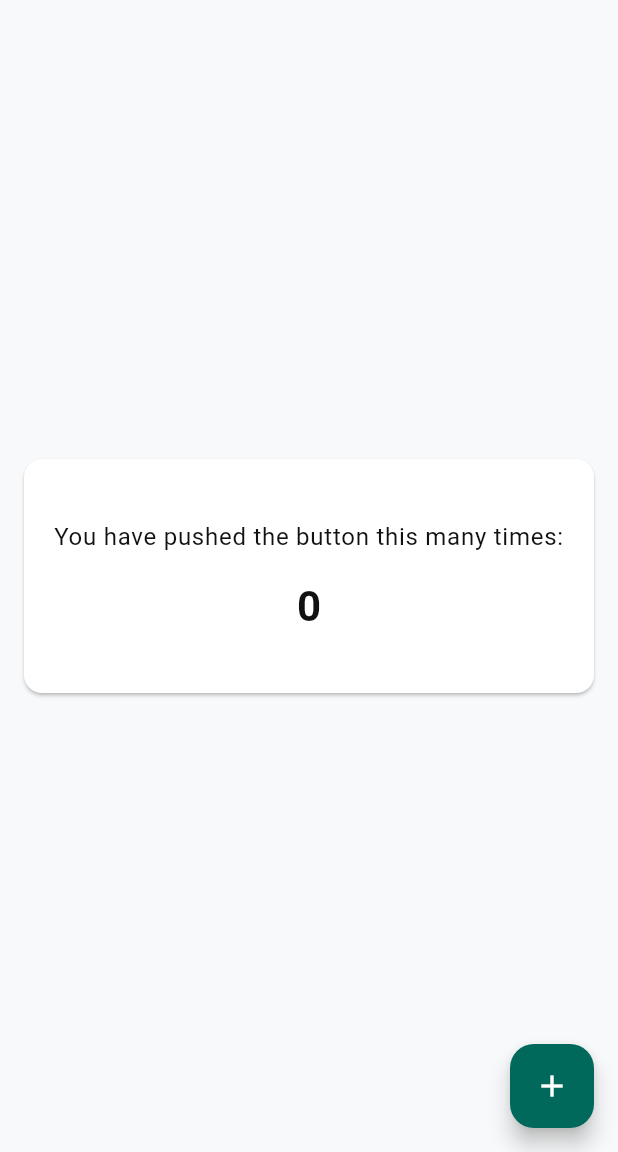
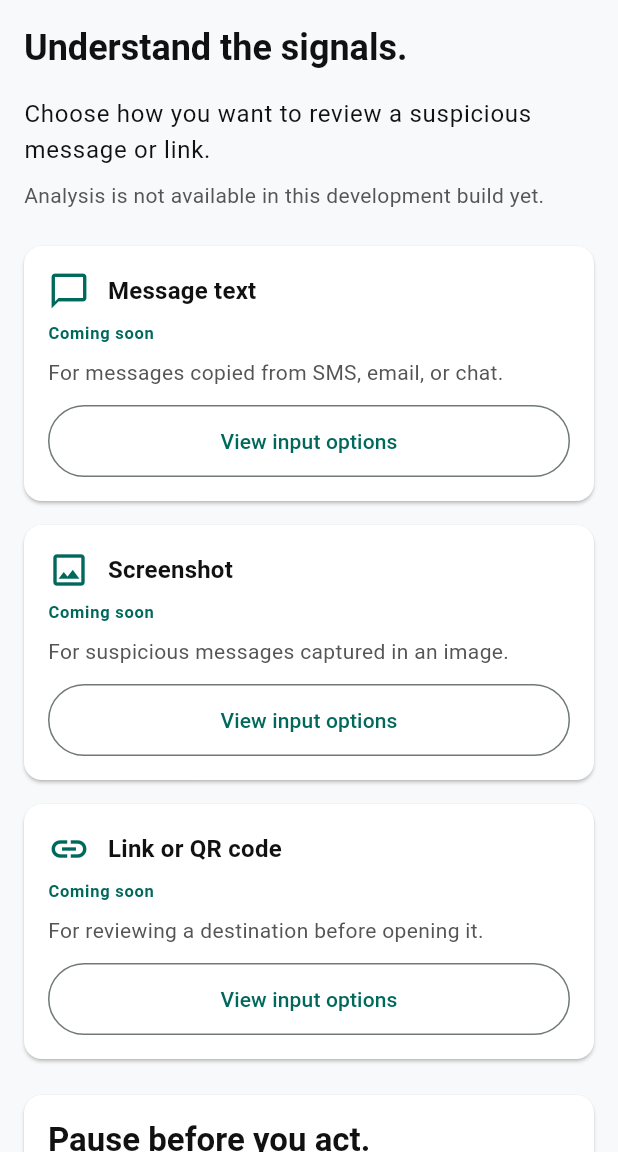
Before and after one commit to muhammadtaimoorajmal/trustcue-mobile, a Flutter app: the HomeScreen screen opened by its route, on a phone screen of 412 x 824 dp, the part 84-1236 px from its top. Run offline on Flutter 3.47's test engine with Material 3 defaults, Android fonts, the phone set to English and light mode, and no system bars; our stand-ins replace get, shared_preferences; accounts and stored records are empty.

Commit message:
feat(frontend): add TrustCue dashboard and input navigation

```diff
--- a/frontend/lib/app/routes/app_pages.dart
+++ b/frontend/lib/app/routes/app_pages.dart
@@ -10,6 +10,9 @@ import 'package:trustcue_mobile/app/startup_screen.dart';
 import 'package:trustcue_mobile/features/onboarding/data/onboarding_preferences.dart';
 import 'package:trustcue_mobile/features/onboarding/presentation/bindings/onboarding_binding.dart';
 import 'package:trustcue_mobile/features/onboarding/presentation/screens/onboarding_screen.dart';
+import 'package:trustcue_mobile/features/input/presentation/screens/input_text_screen.dart';
+import 'package:trustcue_mobile/features/input/presentation/screens/input_screenshot_screen.dart';
+import 'package:trustcue_mobile/features/input/presentation/screens/input_link_screen.dart';
 
 class AppPages {
   AppPages(this.preferences, {this.requestedRoute});
@@ -38,6 +41,12 @@ class AppPages {
       name: AppRoutes.guidance,
       page: () => const OnboardingScreen(mode: OnboardingMode.review),
     ),
+    GetPage(name: AppRoutes.inputText, page: () => const InputTextScreen()),
+    GetPage(
+      name: AppRoutes.inputScreenshot,
+      page: () => const InputScreenshotScreen(),
+    ),
+    GetPage(name: AppRoutes.inputLink, page: () => const InputLinkScreen()),
     unknownRoute,
   ];
 
--- a/frontend/lib/app/routes/app_routes.dart
+++ b/frontend/lib/app/routes/app_routes.dart
@@ -5,4 +5,7 @@ abstract class AppRoutes {
   static const startup = '/startup';
   static const onboarding = '/onboarding';
   static const guidance = '/safe-use';
+  static const inputText = '/input/text';
+  static const inputScreenshot = '/input/screenshot';
+  static const inputLink = '/input/link';
 }
--- a/frontend/lib/features/home/presentation/controllers/home_controller.dart
+++ b/frontend/lib/features/home/presentation/controllers/home_controller.dart
@@ -1,11 +1,5 @@
 import 'package:get/get.dart';
 
 class HomeController extends GetxController {
-  final _counter = 0.obs;
-
-  int get counter => _counter.value;
-
-  void incrementCounter() {
-    _counter.value++;
-  }
+  // Production home state controller. Counter demonstration retired in Module 14.
 }
--- a/frontend/lib/features/home/presentation/screens/home_screen.dart
+++ b/frontend/lib/features/home/presentation/screens/home_screen.dart
@@ -1,9 +1,11 @@
 import 'package:flutter/material.dart';
 import 'package:get/get.dart';
-import 'package:trustcue_mobile/features/home/presentation/controllers/home_controller.dart';
+import 'package:trustcue_mobile/app/routes/app_routes.dart';
+import 'package:trustcue_mobile/core/theme/app_spacing.dart';
+import 'package:trustcue_mobile/core/widgets/app_button.dart';
 import 'package:trustcue_mobile/core/widgets/app_card.dart';
 import 'package:trustcue_mobile/core/widgets/app_page_body.dart';
-import 'package:trustcue_mobile/app/routes/app_routes.dart';
+import 'package:trustcue_mobile/features/home/presentation/controllers/home_controller.dart';
 
 class HomeScreen extends GetView<HomeController> {
   const HomeScreen({super.key, required this.title});
@@ -12,6 +14,7 @@ class HomeScreen extends GetView<HomeController> {
 
   @override
   Widget build(BuildContext context) {
+    final theme = Theme.of(context);
     return Scaffold(
       appBar: AppBar(
         title: Text(title),
@@ -19,12 +22,8 @@ class HomeScreen extends GetView<HomeController> {
           IconButton(
             icon: const Icon(Icons.info_outline),
             tooltip: 'About TrustCue',
-            constraints: const BoxConstraints(
-              minWidth: 48,
-              minHeight: 48,
-            ), // Ensure touch target
+            constraints: const BoxConstraints(minWidth: 48, minHeight: 48),
             onPressed: () {
-              // Rapid repeated taps shouldn't stack duplicate pages
               if (Get.currentRoute != AppRoutes.about) {
                 Get.toNamed(AppRoutes.about);
               }
@@ -33,36 +32,124 @@ class HomeScreen extends GetView<HomeController> {
         ],
       ),
       body: AppPageBody(
-        child: AppCard(
-          child: Padding(
-            padding: const EdgeInsets.symmetric(vertical: 24.0),
         child: Column(
-              mainAxisSize: MainAxisSize.min,
-              mainAxisAlignment: MainAxisAlignment.center,
           crossAxisAlignment: CrossAxisAlignment.stretch,
           children: [
             Text(
-                  'You have pushed the button this many times:',
-                  style: Theme.of(context).textTheme.bodyLarge,
-                  textAlign: TextAlign.center,
+              'Understand the signals.',
+              style: theme.textTheme.headlineSmall,
+            ),
+            const SizedBox(height: AppSpacing.pagePaddingSmall),
+            Text(
+              'Choose how you want to review a suspicious message or link.',
+              style: theme.textTheme.bodyLarge,
+            ),
+            const SizedBox(height: 8),
+            Text(
+              'Analysis is not available in this development build yet.',
+              style: theme.textTheme.bodyMedium,
+            ),
+            const SizedBox(height: AppSpacing.pagePaddingLarge),
+            const _InputOptionCard(
+              title: 'Message text',
+              description: 'For messages copied from SMS, email, or chat.',
+              icon: Icons.chat_bubble_outline,
+              route: AppRoutes.inputText,
+            ),
+            const SizedBox(height: AppSpacing.pagePaddingSmall),
+            const _InputOptionCard(
+              title: 'Screenshot',
+              description: 'For suspicious messages captured in an image.',
+              icon: Icons.image_outlined,
+              route: AppRoutes.inputScreenshot,
+            ),
+            const SizedBox(height: AppSpacing.pagePaddingSmall),
+            const _InputOptionCard(
+              title: 'Link or QR code',
+              description: 'For reviewing a destination before opening it.',
+              icon: Icons.link_outlined,
+              route: AppRoutes.inputLink,
+            ),
+            const SizedBox(height: AppSpacing.pagePaddingLarge),
+            AppCard(
+              child: Column(
+                crossAxisAlignment: CrossAxisAlignment.start,
+                children: [
+                  Text(
+                    'Pause before you act.',
+                    style: theme.textTheme.titleLarge,
+                  ),
+                  const SizedBox(height: 8),
+                  Text(
+                    'Verify unexpected requests through contact details you already trust. Never share passwords or one-time codes in response to an unverified message.',
+                    style: theme.textTheme.bodyLarge,
                   ),
                   const SizedBox(height: 16),
-                Obx(
-                  () => Text(
-                    '${controller.counter}',
-                    style: Theme.of(context).textTheme.headlineMedium,
-                    textAlign: TextAlign.center,
+                  AppButton.secondary(
+                    label: 'Review safe-use guidance',
+                    onPressed: () {
+                      if (Get.currentRoute != AppRoutes.guidance) {
+                        Get.toNamed(AppRoutes.guidance);
+                      }
+                    },
+                  ),
+                ],
               ),
             ),
           ],
         ),
       ),
+    );
+  }
+}
+
+class _InputOptionCard extends StatelessWidget {
+  const _InputOptionCard({
+    required this.title,
+    required this.description,
+    required this.icon,
+    required this.route,
+  });
+
+  final String title;
+  final String description;
+  final IconData icon;
+  final String route;
+
+  @override
+  Widget build(BuildContext context) {
+    final theme = Theme.of(context);
+    return AppCard(
+      child: Column(
+        crossAxisAlignment: CrossAxisAlignment.stretch,
+        children: [
+          Row(
+            children: [
+              Icon(icon, size: 28, color: theme.colorScheme.primary),
+              const SizedBox(width: 12),
+              Expanded(child: Text(title, style: theme.textTheme.titleMedium)),
+            ],
+          ),
+          const SizedBox(height: 6),
+          Text(
+            'Coming soon',
+            style: theme.textTheme.labelSmall?.copyWith(
+              color: theme.colorScheme.primary,
+              fontWeight: FontWeight.bold,
             ),
           ),
-      floatingActionButton: FloatingActionButton(
-        onPressed: controller.incrementCounter,
-        tooltip: 'Increment',
-        child: const Icon(Icons.add),
+          const SizedBox(height: 8),
+          Text(description, style: theme.textTheme.bodyMedium),
+          const SizedBox(height: 12),
+          AppButton.secondary(
+            label: 'View input options',
+            onPressed: () {
+              if (Get.currentRoute != route) {
+                Get.toNamed(route);
+              }
+            },
+          ),
+        ],
       ),
     );
   }
--- /dev/null
+++ b/frontend/lib/features/input/presentation/screens/input_link_screen.dart
@@ -0,0 +1,18 @@
+import 'package:flutter/material.dart';
+import 'package:trustcue_mobile/features/input/presentation/widgets/input_preparation_layout.dart';
+
+class InputLinkScreen extends StatelessWidget {
+  const InputLinkScreen({super.key});
+
+  @override
+  Widget build(BuildContext context) {
+    return const InputPreparationLayout(
+      title: 'Link or QR code',
+      icon: Icons.link_outlined,
+      description: 'For reviewing a destination before opening it.',
+      unavailabilityNotice: 'Analysis is not available in this development build yet. URL inspection and QR code decoding will be added in upcoming modules.',
+      methodSafetyGuidance:
+          'Avoid opening an unfamiliar destination just to check it.',
+    );
+  }
+}
--- /dev/null
+++ b/frontend/lib/features/input/presentation/screens/input_screenshot_screen.dart
@@ -0,0 +1,18 @@
+import 'package:flutter/material.dart';
+import 'package:trustcue_mobile/features/input/presentation/widgets/input_preparation_layout.dart';
+
+class InputScreenshotScreen extends StatelessWidget {
+  const InputScreenshotScreen({super.key});
+
+  @override
+  Widget build(BuildContext context) {
+    return const InputPreparationLayout(
+      title: 'Screenshot',
+      icon: Icons.image_outlined,
+      description: 'For suspicious messages captured in an image.',
+      unavailabilityNotice: 'Analysis is not available in this development build yet. Image selection and on-device text extraction will be added in upcoming modules.',
+      methodSafetyGuidance:
+          'Review an image for private information before sharing it.',
+    );
+  }
+}
--- /dev/null
+++ b/frontend/lib/features/input/presentation/screens/input_text_screen.dart
@@ -0,0 +1,17 @@
+import 'package:flutter/material.dart';
+import 'package:trustcue_mobile/features/input/presentation/widgets/input_preparation_layout.dart';
+
+class InputTextScreen extends StatelessWidget {
+  const InputTextScreen({super.key});
+
+  @override
+  Widget build(BuildContext context) {
+    return const InputPreparationLayout(
+      title: 'Message text',
+      icon: Icons.chat_bubble_outline,
+      description: 'For messages copied from SMS, email, or chat.',
+      unavailabilityNotice: 'Analysis is not available in this development build yet. Text submission and automated evaluation will be added in upcoming modules.',
+      methodSafetyGuidance: 'Remove passwords, OTPs, and personal details before sharing content.',
+    );
+  }
+}
```
Also changed, not shown: frontend/lib/features/input/presentation/widgets/input_preparation_layout.dart (added, +114 -0 lines), 9 other files. Lines whose indentation alone changed are shown as unchanged.
